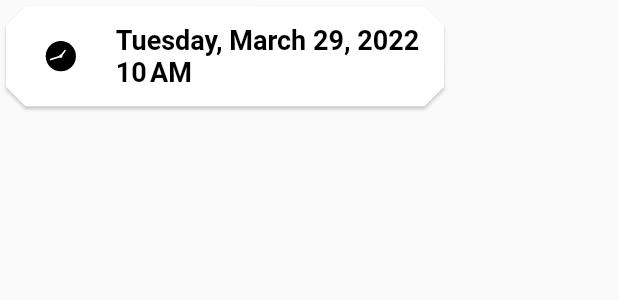
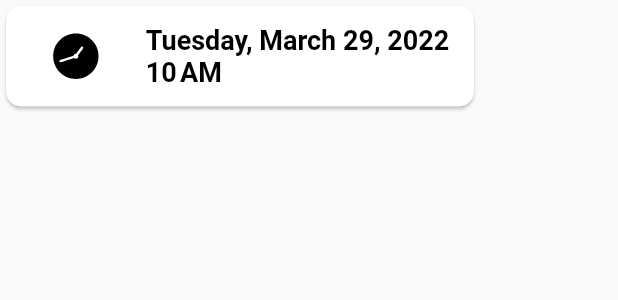
Before and after one commit to HadiAlMarzooq/travelairport, a Flutter app: what timecard() shows on an empty page, opened directly, on a phone screen of 412 x 824 dp. Shown: the top 300 px of the screen. Run offline on Flutter 3.47's test engine with Material 2 defaults, Android fonts, the phone set to English and light mode, and no system bars; our stand-ins replace flutter_svg, hexcolor, lottie, percent_indicator.

Commit message:
made borders rounded

```diff
--- a/lib/widgets/timecard.dart
+++ b/lib/widgets/timecard.dart
@@ -18,16 +18,19 @@ class _timecardState extends State<timecard> {
   @override
   Widget build(BuildContext context) {
     return SizedBox(
-      width: 300,
+      width: 320,
       height: 75,
       child: Card(
-          shape: BeveledRectangleBorder(
-            borderRadius: BorderRadius.circular(13.0),
+          shape: RoundedRectangleBorder(
+            borderRadius: BorderRadius.circular(10.0),
           ),
+          child: Container(
+            decoration: const BoxDecoration(
+                borderRadius: BorderRadius.all(Radius.circular(10.0))),
             child: Row(
               mainAxisAlignment: MainAxisAlignment.spaceEvenly,
               children: [
-              Lottie.asset('assets/images/clock.json', height: 40),
+                Lottie.asset('assets/images/clock.json', height: 60),
                 Center(
                     child: Text(
                   DateFormat.yMMMMEEEEd().format(fl) +
@@ -40,6 +43,7 @@ class _timecardState extends State<timecard> {
                       color: Colors.black),
                 )),
               ],
+            ),
           )),
     );
   }
```
Lines whose indentation alone changed are shown as unchanged.
